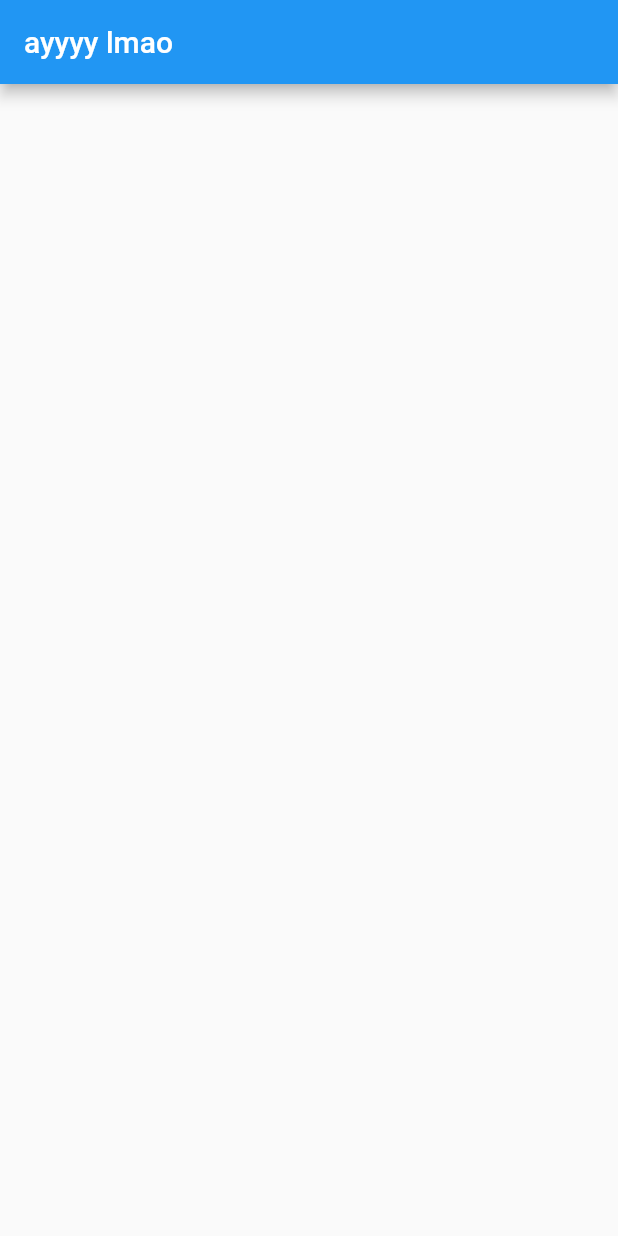
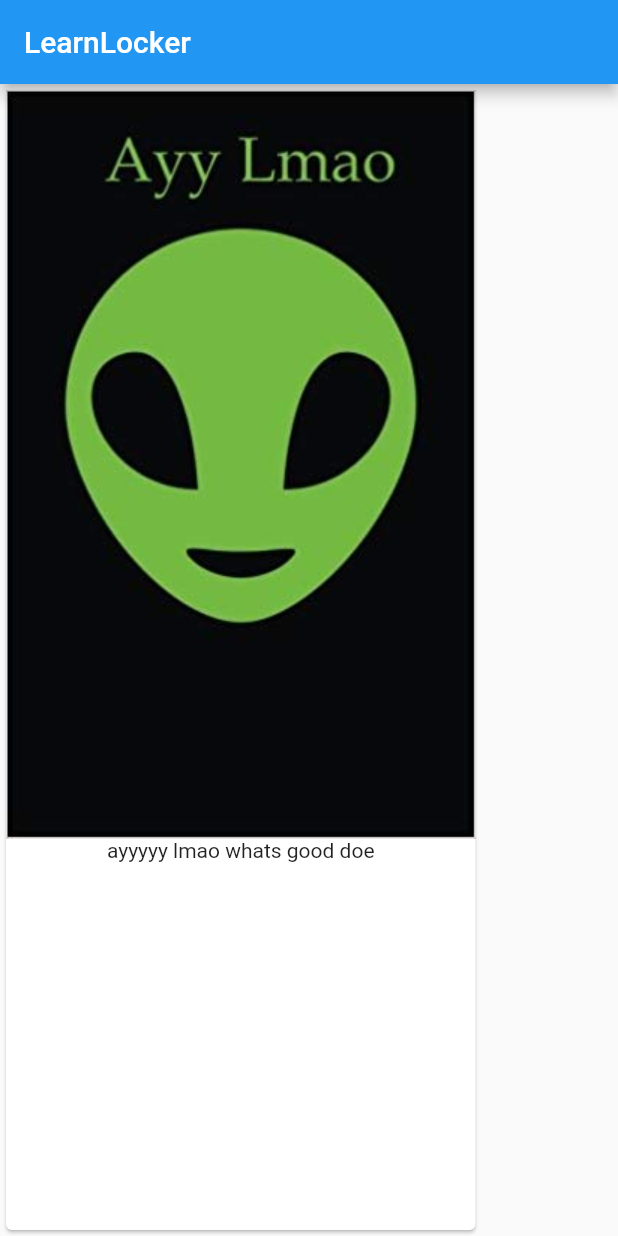
Before and after one commit to Riley-Brown/flutter-test, a Flutter app: the screen it shows after launch, on a phone screen of 412 x 824 dp. Run offline on Flutter 3.47's test engine with Material 2 defaults, Android fonts, the phone set to English and light mode, and no system bars.

Commit message:
imported img asset and layout widgets

```diff
--- a/lib/main.dart
+++ b/lib/main.dart
@@ -8,7 +8,15 @@ class MyApp extends StatelessWidget {
     return MaterialApp(
       home: Scaffold(
         appBar: AppBar(
-          title: Text('ayyyy lmao'),
+          title: Text('LearnLocker'),
+        ),
+        body: Card(
+          child: Column(
+            children: <Widget>[
+              Image.asset('assets/ayy.jpg', fit: BoxFit.fitWidth),
+              Text('ayyyyy lmao whats good doe')
+            ],
+          ),
         ),
       ),
     );
```
Also changed, not shown: assets/ayy.jpg (added).
